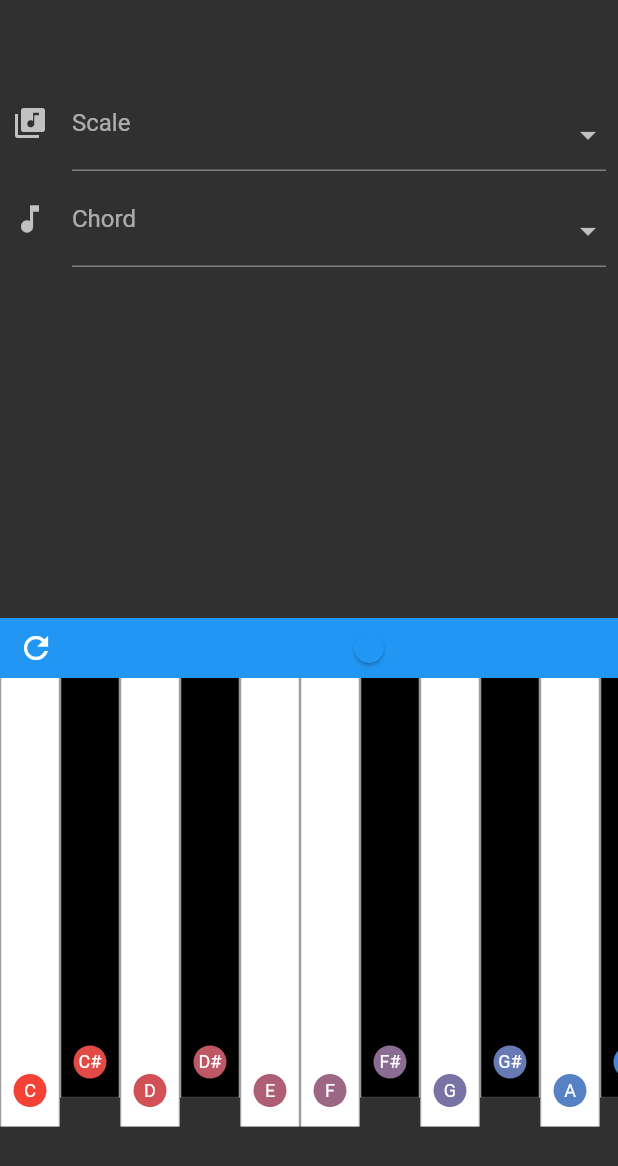
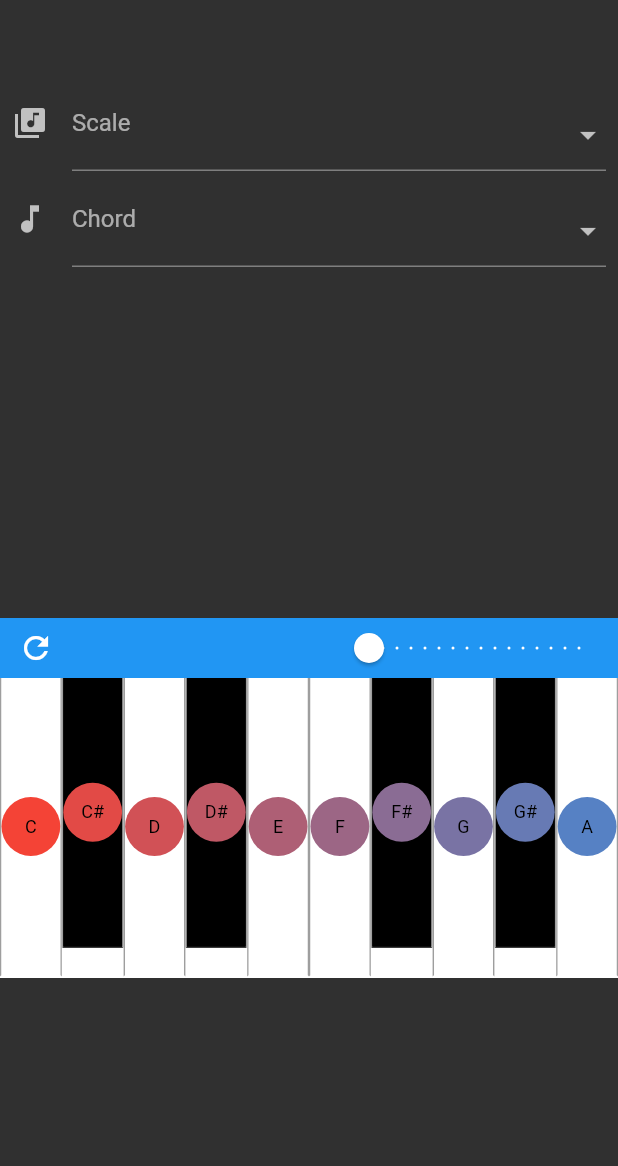
Before and after one commit to cshannon3/guitar_vis_f, a Flutter app: the screen it shows after launch, after a tap on the "refresh" icon, on a phone screen of 412 x 824 dp. Shown: the top 1166 px of the screen. Run offline on Flutter 3.47's test engine with Material 2 defaults, Android fonts, the phone set to English and light mode, and no system bars.

Commit message:
layout and formatting and slider design

```diff
--- a/lib/Component/guitar_note_widget.dart
+++ b/lib/Component/guitar_note_widget.dart
@@ -23,6 +23,8 @@ class guitarNoteWidget extends StatelessWidget {
   Widget build(BuildContext context) {
     return new GestureDetector(
       onTap: (){},// => onPressed(note, string),
+      child: Container(
+        height: fretwidth*(2/3),
         child: Stack(
             children: <Widget>[
               Center(
@@ -46,7 +48,7 @@ class guitarNoteWidget extends StatelessWidget {
                         ) : Border(),
                       ), // Box Decoration
 
-                    child: OverflowBox(
+                      child: (fretsshown<9)?OverflowBox(
                         maxWidth: 30.0,
                         minWidth: 20.0,
                         child: Center(child:
@@ -55,12 +57,11 @@ class guitarNoteWidget extends StatelessWidget {
                             text: "${scalepos ?? ""} ${notenames[note % 12]}",
                             style: TextStyle(fontSize: 12.0,
                                 color: inchord ? Colors.black : Colors.white,
-                              fontStyle: inchord ? FontStyle.normal : FontStyle
-                                  .normal),
+                                fontWeight: FontWeight.bold),
                           ), // TextSpan
                         ), // Rich Text
                         ),
-                    ), // Center
+                      ): Container(), // Center
                     ),
                   ),
                 ), // Container
@@ -68,6 +69,7 @@ class guitarNoteWidget extends StatelessWidget {
 
             ]
         ),
+      ),
     ); //Stack
   }
   }
--- a/lib/Component/instrument_widget.dart
+++ b/lib/Component/instrument_widget.dart
@@ -115,7 +115,6 @@ class _guitarWidgetState extends State<instrumentWidget> {
   Widget _buildFret(int fretnum, double fretwidth) {
     return new Container(
         width: fretwidth,
-        //color: (keyname.contains("sharp")) ? Colors.black : Colors.white10,
         decoration: BoxDecoration(
           color: Colors.brown[300],
           border: Border(
@@ -124,12 +123,10 @@ class _guitarWidgetState extends State<instrumentWidget> {
             bottom: BorderSide(color: Colors.white24, width: 1.0),
           ),
         ),
-        padding: EdgeInsets.all(1.0),
         child: Column(
             children: _buildNotes(fretnum, widget.tuning, fretwidth)
               ..add(
-                  Align(
-                    alignment: Alignment.bottomCenter,
+                  Expanded(child: Center(
                       child: RichText(
                     text: TextSpan(
                       text: "$fretnum",
@@ -138,7 +135,8 @@ class _guitarWidgetState extends State<instrumentWidget> {
                           fontStyle: FontStyle.normal),
                     ), // TextSpan
                   ), // Rich Text))
-                  )
+                  ),
+                  ),
               )));
   }
 
@@ -163,14 +161,15 @@ class _guitarWidgetState extends State<instrumentWidget> {
     return notes;
   }
 
-  List<Widget> _buildKeys() {
+  List<Widget> _buildKeys(double _screenwidth) {
+    double keywidth = _screenwidth / keysshown;
     List<Widget> keys = [];
     for (int note = 0; note < 36; ++note) {
       keys.add(pianoKeyWidget(
           note: note%12,
           inscale: showall ? true : scalenotes.contains(note % 12),
           inchord: showall ? false : chordnotes.contains(note % 12),
-          keysshown: keysshown,
+          keywidth: keywidth,
       )
       );
     }
@@ -207,6 +206,8 @@ class _guitarWidgetState extends State<instrumentWidget> {
                   min: 6.0,
                   max: 12.0,
                   divisions: 7,
+                  label: '${fretsshown.round()}',
+                  activeColor: Colors.white,
                   onChanged: (double newValue) {
                     setState(() {
                       fretsshown = newValue.floor();
@@ -218,6 +219,8 @@ class _guitarWidgetState extends State<instrumentWidget> {
                   min: 10.0,
                   max: 24.0,
                   divisions: 15,
+                  label: '${keysshown.round()}',
+                  activeColor: Colors.white,
                   onChanged: (double newValue) {
                     setState(() {
                       keysshown = newValue.floor();
@@ -229,10 +232,11 @@ class _guitarWidgetState extends State<instrumentWidget> {
           ),
         ),
         Container(
-          height: 390.0 - fretsshown*15.0,
+          height: guitaron ? 300.0 - (fretsshown-6)*20.0: 300.0-keysshown*10.0,
+          color: Colors.white,
           child: ListView(
             scrollDirection: Axis.horizontal,
-            children: guitaron ? _buildFrets(screen_width) : _buildKeys(),
+            children: guitaron ? _buildFrets(screen_width) : _buildKeys(screen_width),
           ),
         ),
         Expanded(child: Container(),)
--- a/lib/Component/piano_note_widget.dart
+++ b/lib/Component/piano_note_widget.dart
@@ -5,23 +5,19 @@ class pianoKeyWidget extends StatelessWidget {
   final int note;
   final bool inscale;
   final bool inchord;
-  final int keysshown;
+  final double keywidth;
 
   pianoKeyWidget({
     Key key,
     this.note,
     this.inscale,
     this.inchord,
-    this.keysshown,
+    this.keywidth,
   }) : super(key: key);
 
-  Widget noteWidget(int notenum, bool highlight) {
-    return Padding(
-      padding: const EdgeInsets.all(8.0),
-      child: Container(
-        width: highlight ? 40.0 : 30.0,
-        height: highlight ? 40.0 : 30.0,
-
+  Widget noteWidget(int notenum, bool highlight, double keywidth) {
+    return Container(
+      width: keywidth,
       decoration: BoxDecoration(
         color: getColor((notenum % 12).toDouble()),
         shape: BoxShape.circle,
@@ -31,20 +27,20 @@ class pianoKeyWidget extends StatelessWidget {
           width: 2.5,
         ) : Border(),
 
-        ), // Box Decoration
-
+      ),
       child: OverflowBox(
+        maxWidth: 40.0,
+        minWidth: 25.0,
         child: Center(child: RichText(
           text: TextSpan(
             text: notenames[notenum % 12],
             style: TextStyle(fontSize: 12.0,
-                  color: highlight ? Colors.black : Colors.white,
+                color: highlight ? Colors.white: Colors.black,
                 fontStyle: highlight ? FontStyle.normal : FontStyle.normal),
           ), // TextSpan
         ), // Rich Text
         ),
-        ), // Center
-      ), // Container
+      ),
     ); //Stack
   }
   @override
@@ -52,7 +48,7 @@ class pianoKeyWidget extends StatelessWidget {
     return Padding(
       padding: EdgeInsets.only( bottom: (sharps.contains(note%12)) ? 20.0: 1.0),
       child: new Container(
-        width: 40.0,
+        width: keywidth,
         //color: (keyname.contains("sharp")) ? Colors.black : Colors.white10,
         decoration: BoxDecoration(
 
@@ -70,7 +66,7 @@ class pianoKeyWidget extends StatelessWidget {
           getColor((note%12).toDouble()).withOpacity(0.5): (sharps.contains(note%12)) ? Colors.black : Colors.white,
           child: Align(
             alignment: Alignment.bottomCenter,
-            child: noteWidget(note, inchord),
+            child: noteWidget(note, inchord, keywidth),
           ),
         ): Container(),
       ),
```
Lines whose indentation alone changed are shown as unchanged.
